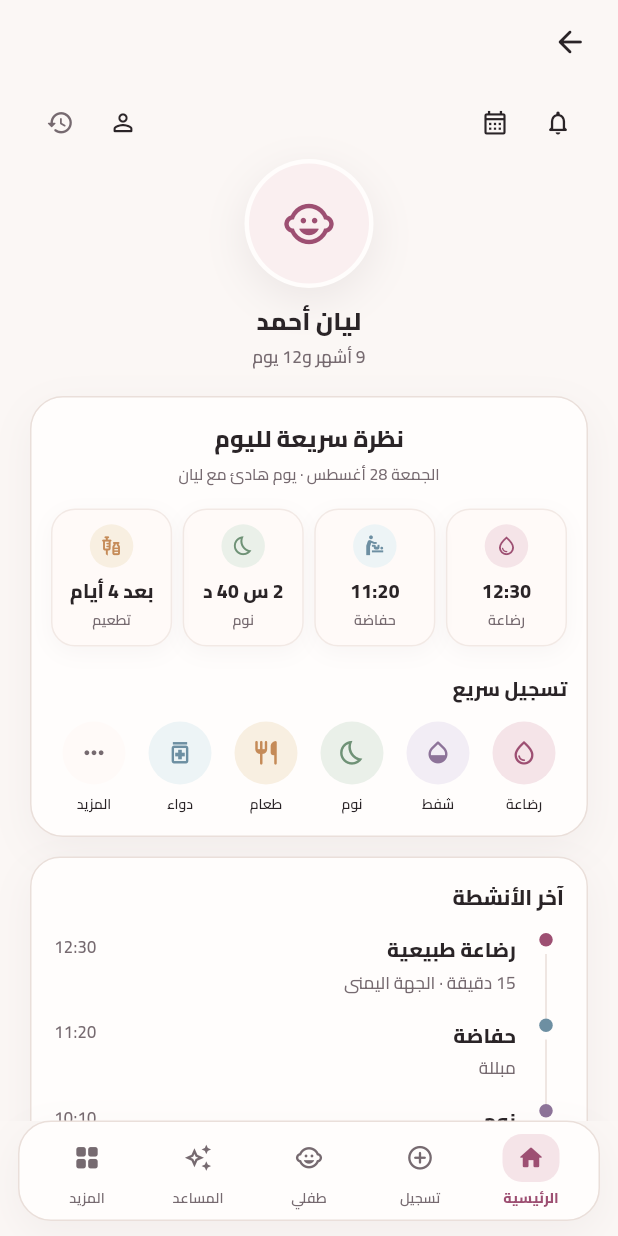
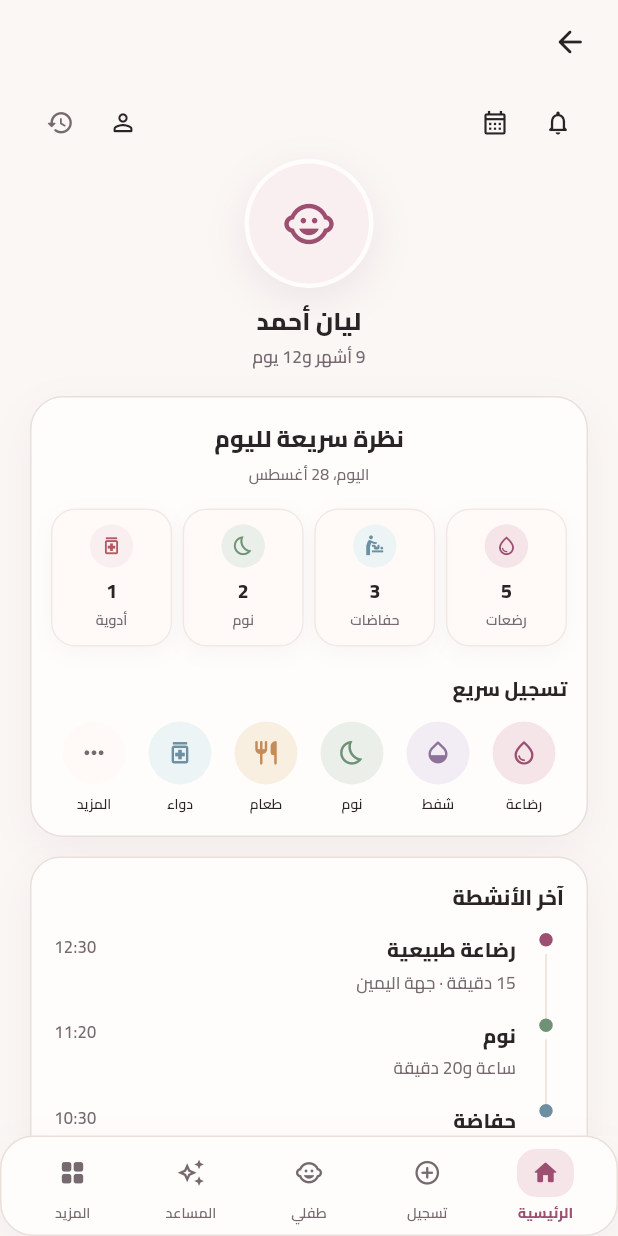
Before and after one commit to amohamed-alt/Numuw, a Flutter app: the PreviewHomeScreen screen opened directly, on a phone screen of 412 x 824 dp. Run offline on Flutter 3.47's test engine with Material 3 defaults, Android fonts, the phone set to English and light mode, and no system bars; drawn by our look-alikes of flutter_animate; our stand-ins replace fl_chart, flutter_local_notifications, package_info_plus, pdf, printing, share_plus and 3 more; accounts and stored records are empty.

Commit message:
fix(design): mirror approved home reference in preview data

```diff
--- a/lib/screens/design_preview/full/preview_home.dart
+++ b/lib/screens/design_preview/full/preview_home.dart
@@ -15,40 +15,68 @@ class PreviewHomeScreen extends StatelessWidget {
     black: black,
     showBack: true,
     bottom: const Padding(
-      padding: EdgeInsetsDirectional.fromSTEB(12, 0, 12, 10),
+      padding: EdgeInsets.zero,
       child: NumuwBottomBarPreview(selectedIndex: 0),
     ),
     child: ClassyHomeView(
       data: const ClassyHomeViewData(
         greeting: 'مرحباً يا ماما',
-        subtitle: 'الجمعة 28 أغسطس · يوم هادئ مع ليان',
+        subtitle: 'اليوم، 28 أغسطس',
         childName: 'ليان أحمد',
         childAge: '9 أشهر و12 يوم',
-        latestFeeding: '12:30',
-        sleepToday: '2 س 40 د',
-        latestDiaper: '11:20',
-        nextVaccination: 'بعد 4 أيام',
+        latestFeeding: '5',
+        sleepToday: '2',
+        latestDiaper: '3',
+        nextVaccination: '1',
+        metrics: [
+          ClassyHomeMetric(
+            label: 'رضعات',
+            value: '5',
+            icon: Icons.water_drop_outlined,
+            tint: AppColors.roseMist,
+            accent: AppColors.plum,
+          ),
+          ClassyHomeMetric(
+            label: 'حفاضات',
+            value: '3',
+            icon: Icons.baby_changing_station_outlined,
+            tint: AppColors.powderSoft,
+            accent: AppColors.info,
+          ),
+          ClassyHomeMetric(
+            label: 'نوم',
+            value: '2',
+            icon: Icons.bedtime_outlined,
+            tint: AppColors.sageSoft,
+            accent: AppColors.success,
+          ),
+          ClassyHomeMetric(
+            label: 'أدوية',
+            value: '1',
+            icon: Icons.medication_outlined,
+            tint: AppColors.blushSoft,
+            accent: AppColors.danger,
+          ),
+        ],
         timeline: [
           ClassyHomeTimelineItem(
             title: 'رضاعة طبيعية',
-            subtitle: '15 دقيقة · الجهة اليمنى',
+            subtitle: '15 دقيقة · جهة اليمين',
             time: '12:30',
-          ),
-          ClassyHomeTimelineItem(
-            title: 'حفاضة',
-            subtitle: 'مبللة',
-            time: '11:20',
-            color: AppColors.info,
           ),
           ClassyHomeTimelineItem(
             title: 'نوم',
             subtitle: 'ساعة و20 دقيقة',
-            time: '10:10',
-            color: Color(0xFF8D7399),
+            time: '11:20',
+            color: AppColors.success,
+          ),
+          ClassyHomeTimelineItem(
+            title: 'حفاضة',
+            subtitle: 'مبللة ومتسخة',
+            time: '10:30',
+            color: AppColors.info,
           ),
         ],
-        tipText: 'روتين بسيط قبل النوم يساعد على الانتقال بهدوء.',
-        activityText: 'لعبة لمس الأقمشة · 5 دقائق',
       ),
       onRefresh: previewNoop,
       onChildTap: previewNoop,
```
